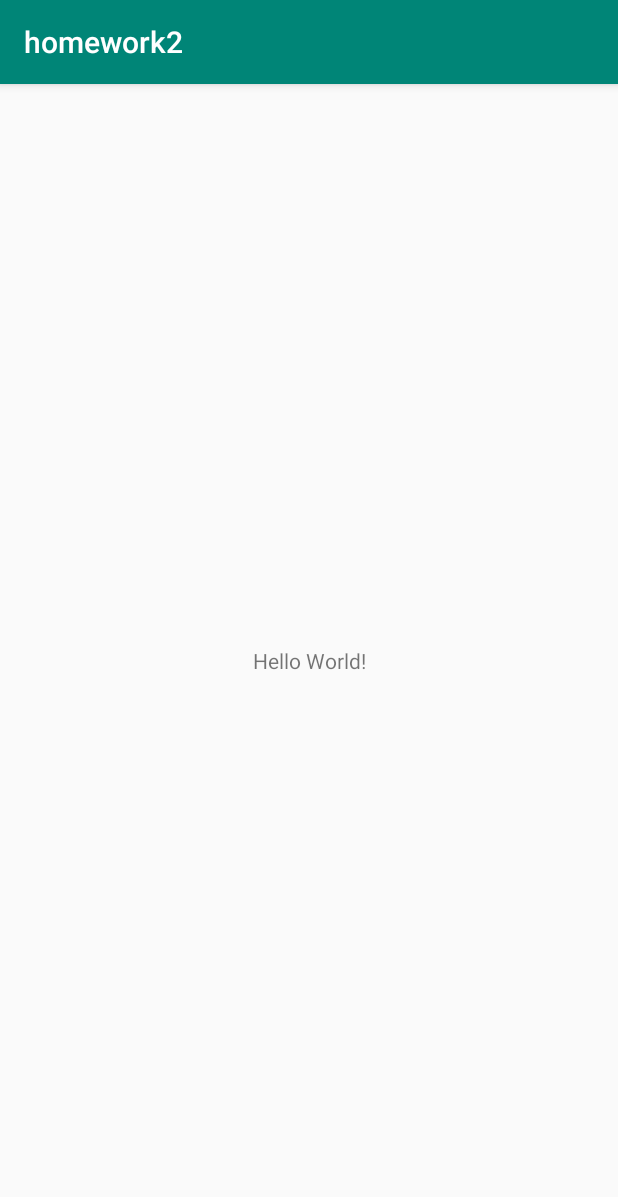
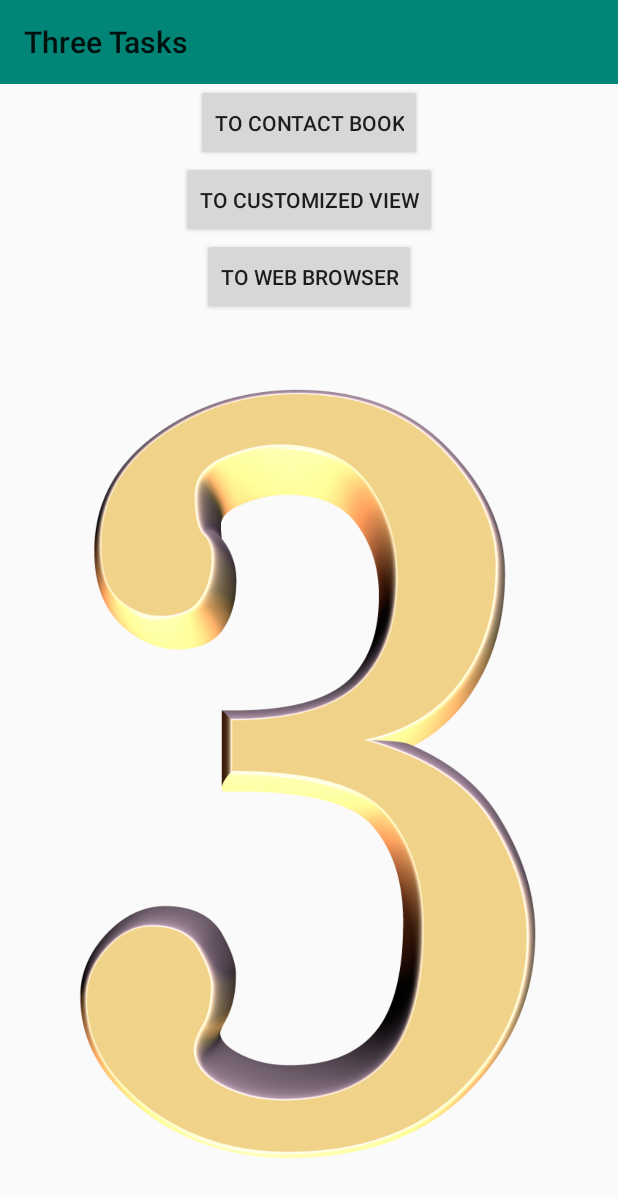
Before and after one commit to Pavel-IT-Courses/HomeTask1, an Android app: the screen it shows after launch (MainActivity), on a phone screen of 412 x 824 dp. Shown: the top 1197 px of the screen. Run offline under Robolectric (Android 15) with nearby library versions, the phone set to English and light mode, and no system bars.

Commit message:
Toolbar added

```diff
--- a/homework2/src/main/AndroidManifest.xml
+++ b/homework2/src/main/AndroidManifest.xml
@@ -9,6 +9,9 @@
         android:roundIcon="@mipmap/ic_launcher_round"
         android:supportsRtl="true"
         android:theme="@style/AppTheme">
+        <activity android:name=".WebBrowserActivity"></activity>
+        <activity android:name=".CustomizedViewActivity" />
+        <activity android:name=".ContactBookActivity" />
         <activity android:name=".MainActivity">
             <intent-filter>
                 <action android:name="android.intent.action.MAIN" />
--- a/homework2/src/main/java/com/gmail/pavkascool/homework2/MainActivity.java
+++ b/homework2/src/main/java/com/gmail/pavkascool/homework2/MainActivity.java
@@ -1,14 +1,50 @@
 package com.gmail.pavkascool.homework2;
 
 import androidx.appcompat.app.AppCompatActivity;
+import androidx.appcompat.widget.Toolbar;
 
+import android.content.Intent;
 import android.os.Bundle;
+import android.view.View;
+import android.widget.Button;
 
-public class MainActivity extends AppCompatActivity {
+public class MainActivity extends AppCompatActivity implements View.OnClickListener {
+
+    private Button buttonTel, buttonView, buttonWeb;
+    private Toolbar toolbar;
 
     @Override
     protected void onCreate(Bundle savedInstanceState) {
         super.onCreate(savedInstanceState);
         setContentView(R.layout.activity_main);
+
+        toolbar = findViewById(R.id.toolbar);
+        setSupportActionBar(toolbar);
+
+        buttonTel = findViewById(R.id.button_tel);
+        buttonView = findViewById(R.id.button_view);
+        buttonWeb = findViewById(R.id.button_web);
+
+        buttonTel.setOnClickListener(this);
+        buttonView.setOnClickListener(this);
+        buttonWeb.setOnClickListener(this);
+    }
+
+    @Override
+    public void onClick(View v) {
+        Intent intent = null;
+
+        switch(v.getId()) {
+            case R.id.button_tel:
+                intent = new Intent(this, ContactBookActivity.class);
+                break;
+            case R.id.button_view:
+                intent = new Intent(this, CustomizedViewActivity.class);
+                break;
+            case R.id.button_web:
+                break;
+        }
+        startActivity(intent);
+
     }
 }
--- a/homework2/src/main/res/layout/activity_main.xml
+++ b/homework2/src/main/res/layout/activity_main.xml
@@ -1,18 +1,46 @@
 <?xml version="1.0" encoding="utf-8"?>
-<androidx.constraintlayout.widget.ConstraintLayout xmlns:android="http://schemas.android.com/apk/res/android"
+<LinearLayout xmlns:android="http://schemas.android.com/apk/res/android"
     xmlns:app="http://schemas.android.com/apk/res-auto"
     xmlns:tools="http://schemas.android.com/tools"
     android:layout_width="match_parent"
     android:layout_height="match_parent"
+    android:orientation="vertical"
+    android:gravity="center_horizontal"
     tools:context=".MainActivity">
 
-    <TextView
+    <androidx.appcompat.widget.Toolbar
+        android:id="@+id/toolbar"
+        android:layout_width="match_parent"
+        android:layout_height="?attr/actionBarSize"
+        style="@style/Toolbar"
+        />
+
+    <Button
+        android:paddingVertical="16dp"
         android:layout_width="wrap_content"
         android:layout_height="wrap_content"
-        android:text="Hello World!"
-        app:layout_constraintBottom_toBottomOf="parent"
-        app:layout_constraintLeft_toLeftOf="parent"
-        app:layout_constraintRight_toRightOf="parent"
-        app:layout_constraintTop_toTopOf="parent" />
+        android:id="@+id/button_tel"
+        android:text="@string/first"/>
 
-</androidx.constraintlayout.widget.ConstraintLayout>
+    <Button
+        android:paddingVertical="16dp"
+        android:layout_width="wrap_content"
+        android:layout_height="wrap_content"
+        android:id="@+id/button_view"
+        android:text="@string/second"/>
+
+    <Button
+        android:paddingVertical="16dp"
+        android:layout_width="wrap_content"
+        android:layout_height="wrap_content"
+        android:id="@+id/button_web"
+        android:text="@string/third"/>
+
+    <ImageView
+        android:paddingVertical="16dp"
+        android:layout_width="wrap_content"
+        android:layout_height="wrap_content"
+        android:src="@drawable/three"/>
+
+
+</LinearLayout>
--- a/homework2/src/main/res/values/strings.xml
+++ b/homework2/src/main/res/values/strings.xml
@@ -1,3 +1,7 @@
 <resources>
-    <string name="app_name">homework2</string>
+    <string name="app_name">Three Tasks</string>
+    <string name="first">To Contact Book</string>
+    <string name="second">To Customized View</string>
+    <string name="third">To Web Browser</string>
+    <string name="empty">No contacts. Please add</string>
 </resources>
--- a/homework2/src/main/res/values/styles.xml
+++ b/homework2/src/main/res/values/styles.xml
@@ -1,11 +1,16 @@
 <resources>
 
     <!-- Base application theme. -->
-    <style name="AppTheme" parent="Theme.AppCompat.Light.DarkActionBar">
+    <style name="AppTheme" parent="Theme.AppCompat.Light.NoActionBar">
         <!-- Customize your theme here. -->
         <item name="colorPrimary">@color/colorPrimary</item>
         <item name="colorPrimaryDark">@color/colorPrimaryDark</item>
         <item name="colorAccent">@color/colorAccent</item>
     </style>
 
+    <style name="Toolbar">
+
+        <item name="android:background">@color/colorPrimary</item>
+    </style>
+
 </resources>
```
Also changed, not shown: homework2/src/main/java/com/gmail/pavkascool/homework2/ContactBookActivity.java (added, +26 -0 lines), homework2/src/main/java/com/gmail/pavkascool/homework2/CustomizedViewActivity.java (added, +14 -0 lines), homework2/src/main/java/com/gmail/pavkascool/homework2/WebBrowserActivity.java (added, +14 -0 lines), homework2/src/main/res/layout/activity_contact_book.xml (added, +33 -0 lines), homework2/src/main/res/layout/activity_customized_view.xml (added, +9 -0 lines), homework2/src/main/res/layout/activity_web_browser.xml (added, +9 -0 lines), homework2/src/main/res/drawable/add_person.png (added), homework2/src/main/res/drawable/three.png (added).
